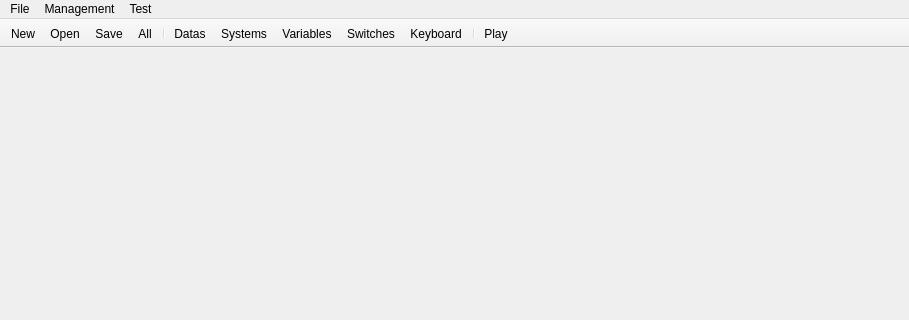
RPG-Paper-Maker/RPG-Paper-Maker, file Engine/Dialogs/mainwindow.ui: the form before one commit; both pictures show x 0 to 909 and y 0 to 320 of the 909 by 502 pixel window.
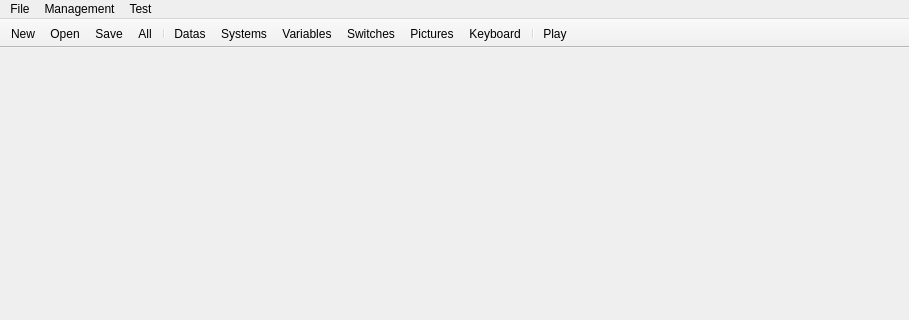
The form after the commit. Icons and pictures are not drawn.

Commit message: [E] Pictures manager design

What changed in the file:
```diff
--- a/Engine/Dialogs/mainwindow.ui
+++ b/Engine/Dialogs/mainwindow.ui
@@ -112,6 +112,7 @@
    <addaction name="actionSystems_manager"/>
    <addaction name="actionVariables_manager"/>
    <addaction name="actionSwitches_manager"/>
+   <addaction name="actionPictures_manager"/>
    <addaction name="actionKeyboard_controls"/>
    <addaction name="separator"/>
    <addaction name="actionPlay"/>
@@ -279,6 +280,18 @@
     <string>Export standalone...</string>
    </property>
   </action>
+  <action name="actionPictures_manager">
+   <property name="icon">
+    <iconset resource="../ressources.qrc">
+     <normaloff>:/icons/Ressources/datas.png</normaloff>:/icons/Ressources/datas.png</iconset>
+   </property>
+   <property name="text">
+    <string>Pictures manager</string>
+   </property>
+   <property name="iconText">
+    <string>Pictures</string>
+   </property>
+  </action>
  </widget>
  <layoutdefault spacing="6" margin="11"/>
  <resources>
```
Left out of the diff: 5 changed lines with no effect on the pictures. The commit also changes 16 other files.
